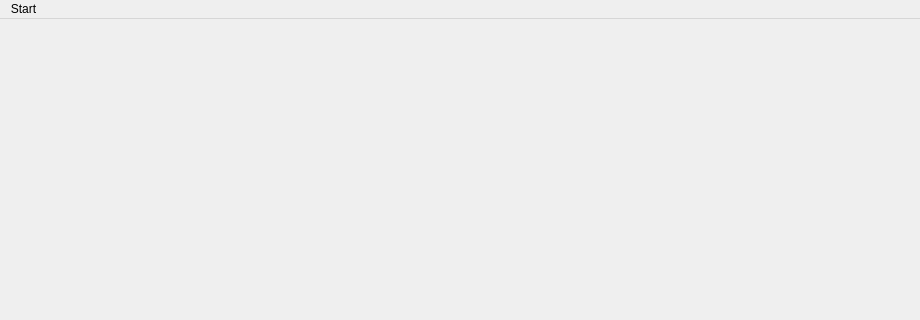
Qt form mainwindow.ui (Maxhebda/AntAlgorithm) before a commit; both pictures show x 0 to 920 and y 0 to 320 of the 920 by 800 pixel window.
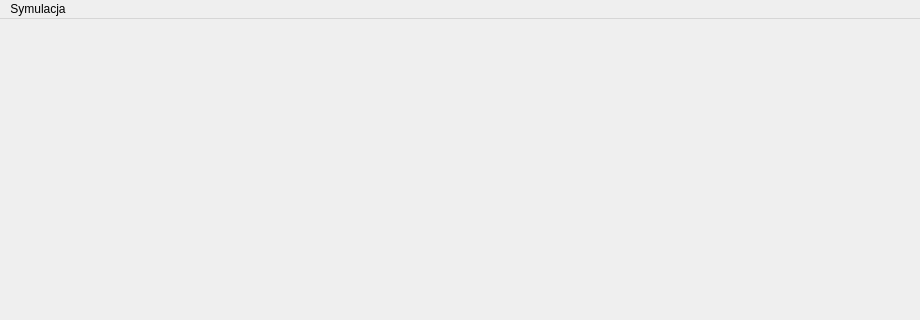
The same form after that commit.

Diff of the .ui file:
```diff
--- a/mainwindow.ui
+++ b/mainwindow.ui
@@ -37,7 +37,7 @@
    </property>
    <widget class="QMenu" name="menuStart">
     <property name="title">
-     <string>Start</string>
+     <string>Symulacja</string>
     </property>
    </widget>
    <addaction name="menuStart"/>
```
Left out of the diff: 12 changed lines with no effect on the pictures.
